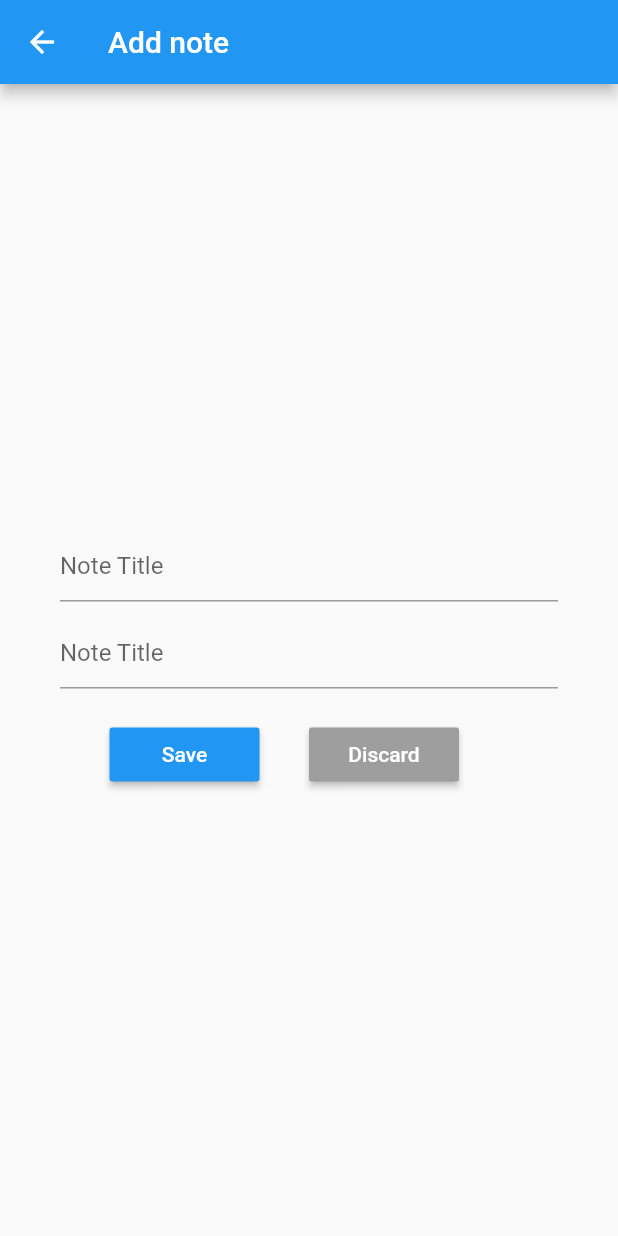
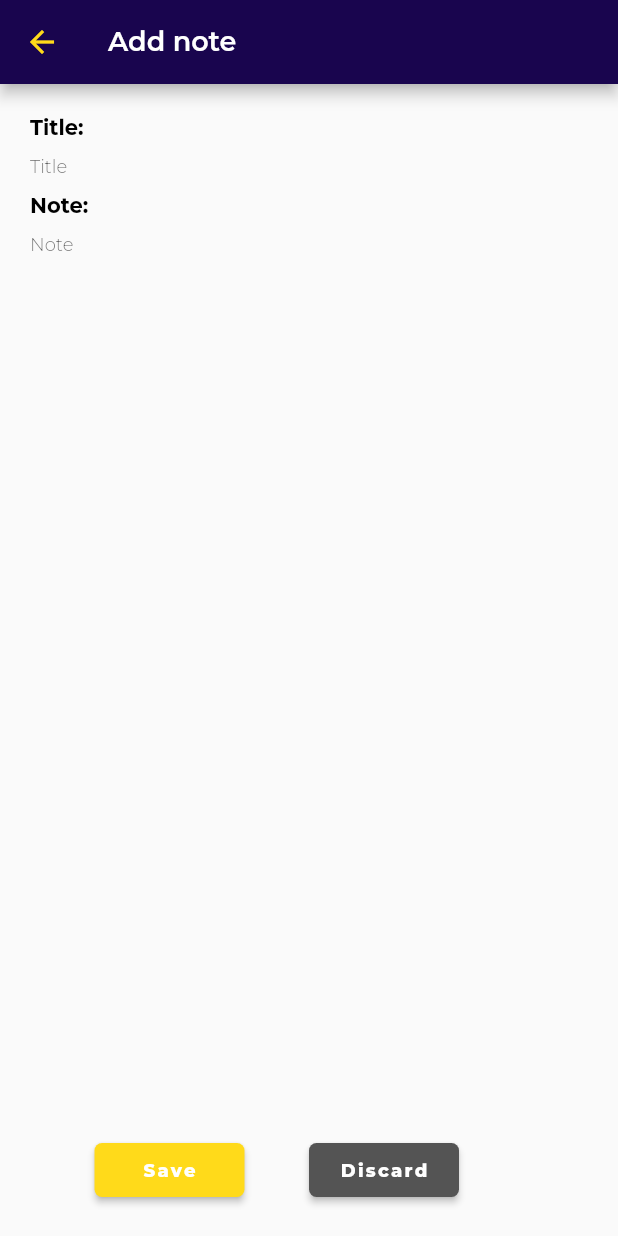
Before and after one commit to ovansa/church_express, a Flutter app: the AddNote screen opened directly, on a phone screen of 412 x 824 dp. Run offline on Flutter 3.47's test engine with Material 2 defaults, Android fonts, the phone set to English and light mode, and no system bars; our stand-ins replace font_awesome_flutter, google_fonts, sqflite; accounts and stored records are empty.

Commit message:
Add styles to Add note page

```diff
--- a/lib/screens/add_note.dart
+++ b/lib/screens/add_note.dart
@@ -1,16 +1,15 @@
 import 'package:church_express/providers/note_provider.dart';
+import 'package:church_express/utils/colors.dart';
+import 'package:church_express/utils/text_styles.dart';
 import 'package:church_express/widgets/inherited_widget/inherited_widget.dart';
 import 'package:flutter/material.dart';
+import 'package:intl/intl.dart';
 
-enum NoteMode {
-  Editing,
-  Adding
-}
+enum NoteMode { Editing, Adding }
 
 class AddNote extends StatefulWidget {
-
   final NoteMode noteMode;
-  final Map<String , dynamic> note;
+  final Map<String, dynamic> note;
 
   AddNote(this.noteMode, this.note);
 
@@ -36,40 +35,74 @@ class _AddNoteState extends State<AddNote> {
   @override
   Widget build(BuildContext context) {
     return Scaffold(
+        resizeToAvoidBottomInset: false,
         appBar: AppBar(
-          title: Text(widget.noteMode == NoteMode.Adding ? "Add note" : "Edit note"),
+          iconTheme: IconThemeData(color: floatButtonColor),
+          backgroundColor: appBarColor,
+          title: Text(
+              widget.noteMode == NoteMode.Adding ? "Add note" : "Edit note",
+              style: appBarTextStyle),
         ),
         body: Padding(
-          padding: const EdgeInsets.all(40.0),
+            padding: const EdgeInsets.all(20.0),
+            child: Stack(
+              children: <Widget>[
+                Positioned(
+                  top: 0.0,
+                  left: 0.0,
+                  right: 0.0,
                   child: Column(
-            mainAxisAlignment: MainAxisAlignment.center,
+                    crossAxisAlignment: CrossAxisAlignment.start,
                     children: <Widget>[
+                      Text(
+                        "Title:",
+                        style: noteTitleStyle,
+                      ),
+                      SizedBox(height: 10.0,),
                       TextField(
                         controller: _titleController,
-                decoration: InputDecoration(hintText: "Note Title"),
+                        cursorColor: Colors.grey,
+                        decoration: InputDecoration.collapsed(hintText: "Title",
+
+                        ),
+                        style: noteTextStyle,
                       ),
                       SizedBox(
                         height: 10.0,
                       ),
+                      Text(
+                        "Note:",
+                        style: noteTitleStyle,
+                      ),
+                      SizedBox(height: 10.0,),
                       TextField(
+                        cursorColor: Colors.grey,
                         controller: _textController,
-                decoration: InputDecoration(hintText: "Note Title"),
+                        decoration: InputDecoration.collapsed(hintText: "Note",),
+                        style: noteTextStyle,
+                        keyboardType: TextInputType.multiline,
+                        maxLines: 22,
                       ),
                       SizedBox(
                         height: 20.0,
                       ),
-              Row(
+                    ],
+                  ),
+                ),
+                Positioned(
+                    bottom: 0.0,
+                    left: 0.0,
+                    right: 0.0,
+                    child: Row(
                       mainAxisAlignment: MainAxisAlignment.spaceEvenly,
                       children: <Widget>[
-                  _NoteButton("Save", Colors.blue, () {
+                        _NoteButton("Save", floatButtonColor, () {
                           final title = _titleController.text;
                           final text = _textController.text;
-                    if(widget?.noteMode == NoteMode.Adding) {
-                      NoteProvider.insertData({
-                        'title': title,
-                        'text': text
-                      });
-                    } else if(widget?.noteMode == NoteMode.Editing) {
+                          if (widget?.noteMode == NoteMode.Adding) {
+                            NoteProvider.insertData(
+                                {'title': title, 'text': text});
+                          } else if (widget?.noteMode == NoteMode.Editing) {
                             NoteProvider.updateNote({
                               'id': widget.note['id'],
                               'title': _titleController.text,
@@ -78,19 +111,20 @@ class _AddNoteState extends State<AddNote> {
                           }
                           Navigator.pop(context);
                         }),
-                  _NoteButton("Discard", Colors.grey, () {
+                        _NoteButton("Discard", Color(0xFF545454), () {
                           Navigator.pop(context);
                         }),
-                  widget.noteMode == NoteMode.Editing ?
-                  _NoteButton("Delete", Colors.red, () async {
-                    await NoteProvider.deleteNote(widget.note['id']);
+                        widget.noteMode == NoteMode.Editing
+                            ? _NoteButton("Delete", Colors.red, () async {
+                                await NoteProvider.deleteNote(
+                                    widget.note['id']);
                                 Navigator.pop(context);
-                  }) : SizedBox.shrink(),
+                              })
+                            : SizedBox.shrink(),
                       ],
-              )
+                    ))
               ],
-          ),
-        ));
+            )));
   }
 }
 
@@ -105,9 +139,10 @@ class _NoteButton extends StatelessWidget {
   Widget build(BuildContext context) {
     return MaterialButton(
       onPressed: _onPressed,
+      shape: new RoundedRectangleBorder(borderRadius: new BorderRadius.circular(5.0)),
       child: Text(
         _text,
-        style: TextStyle(color: Colors.white),
+        style: noteButtonStyle,
       ),
       minWidth: 100,
       color: _color,
--- a/lib/utils/text_styles.dart
+++ b/lib/utils/text_styles.dart
@@ -1,3 +1,4 @@
+import 'package:church_express/utils/colors.dart';
 import 'package:flutter/cupertino.dart';
 import 'package:google_fonts/google_fonts.dart';
 
@@ -7,3 +8,8 @@ TextStyle bottomNavBarTextStyle = GoogleFonts.montserrat();
 
 TextStyle drawerHeaderStyle = GoogleFonts.montserrat(fontSize: 20.0, color: Color(0xFF000000), fontWeight: FontWeight.w700, letterSpacing: 1.2,);
 TextStyle drawerItemsStyle = GoogleFonts.montserrat(fontSize: 14.0, color: Color(0xFF000000), fontWeight: FontWeight.w500, letterSpacing: 1.2);
+
+TextStyle noteTitleStyle = GoogleFonts.montserrat(fontSize: 14.0, fontWeight: FontWeight.w700, color: Color(0xFF000000));
+TextStyle noteTextStyle = GoogleFonts.montserrat(fontSize: 12.0, fontWeight: FontWeight.w300, color: Color(0xFF000000));
+
+TextStyle noteButtonStyle = GoogleFonts.montserrat(fontSize: 12.0, fontWeight: FontWeight.w800, color: Color(0xFFFFFFFF), letterSpacing: 1.5);
--- a/pubspec.yaml
+++ b/pubspec.yaml
@@ -26,6 +26,7 @@ dependencies:
   google_fonts: ^0.3.10
   font_awesome_flutter: ^8.7.0
   sqflite: ^1.3.0
+  intl: ^0.16.1
 
 dev_dependencies:
   flutter_test:
```
Also changed, not shown: lib/screens/notes.dart (+48 -9 lines), pubspec.lock. Lines whose indentation alone changed are shown as unchanged.
